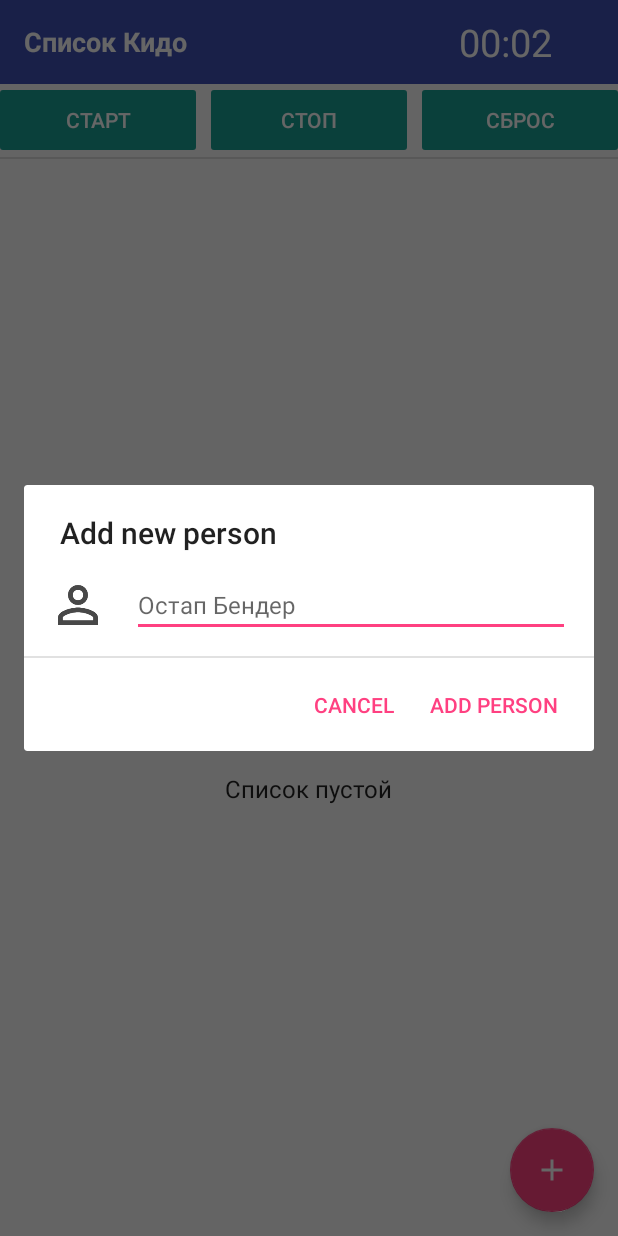
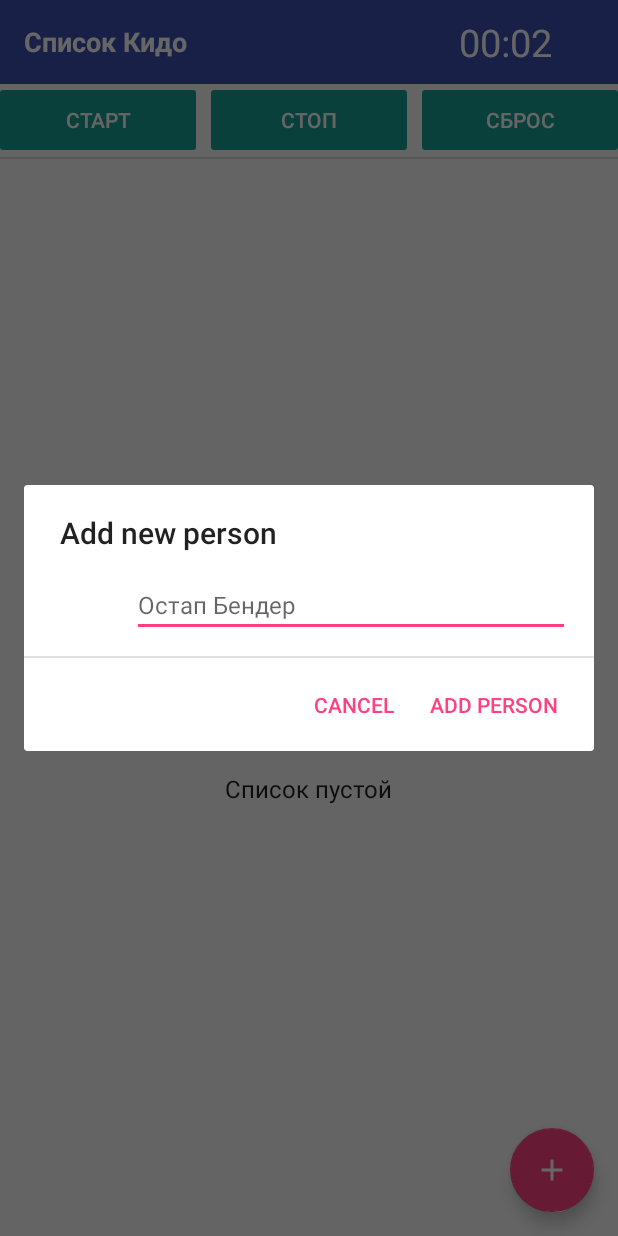
Before and after one commit to akademiya/BestFriend, an Android app: the PersonView screen opened directly, with no data from a screen before it, after a tap on an icon or button, on a phone screen of 412 x 824 dp. Run offline under Robolectric (Android 15) with nearby library versions, the phone set to English and light mode, and no system bars; 1 other tap on this screen came first.

Commit message:
add person to list kido does work (without img)

```diff
--- a/app/src/main/java/com/example/user/bestfriends/list_kido/PersonView.java
+++ b/app/src/main/java/com/example/user/bestfriends/list_kido/PersonView.java
@@ -34,7 +34,7 @@ public class PersonView extends BaseActivity {
     private List<Person> allPersons;
     private FloatingActionButton fab;
     private FrameLayout fLayout;
-    RelativeLayout list_kido_empty;
+    private RelativeLayout list_kido_empty;
 
     private Chronometer mChronometer;
     private Button startChronometer;
@@ -84,7 +84,7 @@ public class PersonView extends BaseActivity {
         View subView = inflater.inflate(R.layout.item_edit_list_kido, null);
 
         final EditText nameField = subView.findViewById(R.id.create_person_name);
-        final ImageView create_person_photo = subView.findViewById(R.id.create_person_photo);
+//        final ImageView create_person_photo = subView.findViewById(R.id.create_person_photo);
 
         AlertDialog.Builder builder = new AlertDialog.Builder(this);
         builder.setTitle(R.string.add_new_person);
@@ -93,13 +93,12 @@ public class PersonView extends BaseActivity {
 
         builder.setPositiveButton(R.string.add_person, (dialog, which) -> {
             final String name = nameField.getText().toString();
-            final int photo = Integer.parseInt(create_person_photo.getDrawable().toString());
+//            final int photo = Integer.parseInt(create_person_photo.getDrawable().toString());
 
-            if(TextUtils.isEmpty(name) || photo <= 0){
+            if(TextUtils.isEmpty(name)){ // || photo <= 0
                 Toast.makeText(PersonView.this, R.string.something_wrong, Toast.LENGTH_SHORT).show();
-            }
-            else{
-                Person newPerson = new Person(photo, name);
+            } else {
+                Person newPerson = new Person(name);
                 database.addPerson(newPerson);
 
                 //refresh the activity
--- a/app/src/main/java/com/example/user/bestfriends/list_kido/adapter/PersonAdapter.java
+++ b/app/src/main/java/com/example/user/bestfriends/list_kido/adapter/PersonAdapter.java
@@ -37,14 +37,14 @@ public class PersonAdapter extends RecyclerView.Adapter<PersonHolder> {
     public void onBindViewHolder(@NonNull PersonHolder holder, int position) {
         final Person singlePerson = personList.get(position);
 
-        holder.personPhoto.setImageResource(singlePerson.getPersonPhoto());
+        holder.personPhoto.setImageResource(R.drawable.ic_person);
         holder.personName.setText(singlePerson.getPersonName());
         holder.deleteItem.setOnClickListener(v -> {
             database.deleteItem(singlePerson.getPersonID());
             ((Activity)context).finish();
             context.startActivity(((Activity) context).getIntent());
         });
-
+        holder.containerPersonList.setOnClickListener(v -> holder.check_people.isSelected());
     }
 
 
--- a/app/src/main/res/layout/item_edit_list_kido.xml
+++ b/app/src/main/res/layout/item_edit_list_kido.xml
@@ -12,13 +12,13 @@
         android:layout_height="70dp"
         android:background="@color/white">
 
-        <ImageView
-            android:id="@+id/create_person_photo"
-            android:layout_width="@dimen/img_people_parameter"
-            android:layout_height="@dimen/img_people_parameter"
-            android:layout_centerVertical="true"
-            android:layout_marginStart="@dimen/edge_margins"
-            android:src="@drawable/ic_person" />
+        <!--<ImageView-->
+            <!--android:id="@+id/create_person_photo"-->
+            <!--android:layout_width="@dimen/img_people_parameter"-->
+            <!--android:layout_height="@dimen/img_people_parameter"-->
+            <!--android:layout_centerVertical="true"-->
+            <!--android:layout_marginStart="@dimen/edge_margins"-->
+            <!--android:src="@drawable/ic_person" />-->
 
         <EditText
             android:id="@+id/create_person_name"
```
Also changed, not shown: app/src/main/java/com/example/user/bestfriends/list_kido/Person.java (+4 -4 lines), app/src/main/java/com/example/user/bestfriends/list_kido/database/SqliteDatabase.java (+10 -10 lines).
